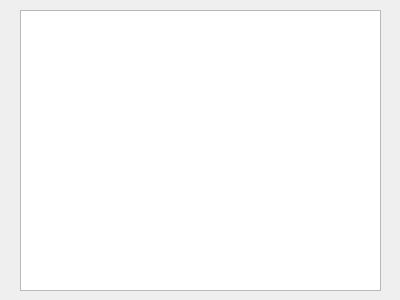
Before: the Qt Designer form ui/transactions_widget.ui in fishija/fcontrol-personal-finance, drawn with Qt 5.
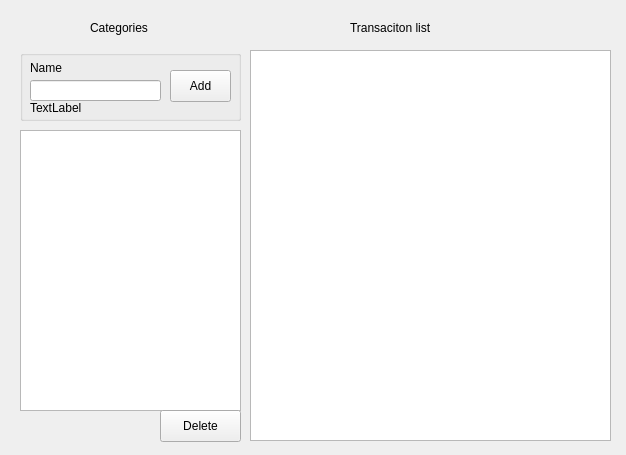
After: the same form once the commit is applied.

Commit message: Add category management to TransactionsWidget (UI only)

```diff
--- a/ui/transactions_widget.ui
+++ b/ui/transactions_widget.ui
@@ -6,8 +6,8 @@
    <rect>
     <x>0</x>
     <y>0</y>
-    <width>400</width>
-    <height>300</height>
+    <width>626</width>
+    <height>455</height>
    </rect>
   </property>
   <property name="windowTitle">
@@ -16,13 +16,124 @@
   <widget class="QListWidget" name="transactionsList">
    <property name="geometry">
     <rect>
-     <x>20</x>
-     <y>10</y>
+     <x>250</x>
+     <y>50</y>
      <width>361</width>
+     <height>391</height>
+    </rect>
+   </property>
+  </widget>
+  <widget class="QGroupBox" name="groupBox">
+   <property name="geometry">
+    <rect>
+     <x>20</x>
+     <y>50</y>
+     <width>221</width>
+     <height>71</height>
+    </rect>
+   </property>
+   <property name="title">
+    <string/>
+   </property>
+   <widget class="QLineEdit" name="nameInput">
+    <property name="geometry">
+     <rect>
+      <x>10</x>
+      <y>30</y>
+      <width>131</width>
+      <height>21</height>
+     </rect>
+    </property>
+   </widget>
+   <widget class="QLabel" name="label_3">
+    <property name="geometry">
+     <rect>
+      <x>10</x>
+      <y>10</y>
+      <width>58</width>
+      <height>16</height>
+     </rect>
+    </property>
+    <property name="text">
+     <string>Name</string>
+    </property>
+   </widget>
+   <widget class="QPushButton" name="addButton">
+    <property name="geometry">
+     <rect>
+      <x>150</x>
+      <y>20</y>
+      <width>61</width>
+      <height>32</height>
+     </rect>
+    </property>
+    <property name="text">
+     <string>Add</string>
+    </property>
+   </widget>
+   <widget class="QLabel" name="infoLabel">
+    <property name="geometry">
+     <rect>
+      <x>10</x>
+      <y>50</y>
+      <width>191</width>
+      <height>16</height>
+     </rect>
+    </property>
+    <property name="text">
+     <string>TextLabel</string>
+    </property>
+   </widget>
+  </widget>
+  <widget class="QLabel" name="label">
+   <property name="geometry">
+    <rect>
+     <x>350</x>
+     <y>20</y>
+     <width>131</width>
+     <height>16</height>
+    </rect>
+   </property>
+   <property name="text">
+    <string>Transaciton list</string>
+   </property>
+  </widget>
+  <widget class="QLabel" name="label_2">
+   <property name="geometry">
+    <rect>
+     <x>90</x>
+     <y>20</y>
+     <width>91</width>
+     <height>16</height>
+    </rect>
+   </property>
+   <property name="text">
+    <string>Categories</string>
+   </property>
+  </widget>
+  <widget class="QListWidget" name="categoriesList">
+   <property name="geometry">
+    <rect>
+     <x>20</x>
+     <y>130</y>
+     <width>221</width>
      <height>281</height>
     </rect>
    </property>
   </widget>
+  <widget class="QPushButton" name="deleteButton">
+   <property name="geometry">
+    <rect>
+     <x>160</x>
+     <y>410</y>
+     <width>81</width>
+     <height>32</height>
+    </rect>
+   </property>
+   <property name="text">
+    <string>Delete</string>
+   </property>
+  </widget>
  </widget>
  <resources/>
  <connections/>
```
The commit also changes 1 other file.
